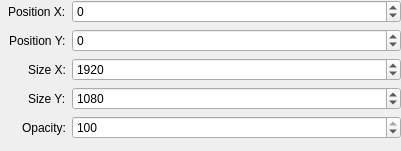
Above: ui/rect.ui from chocolateimage/kdenlive_ease_generator before the change. Below: the same form after it.
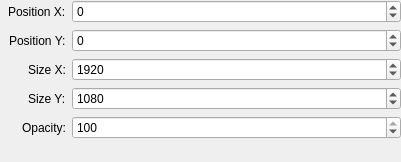
That is the form after the change.

Diff of the .ui file:
```diff
--- a/ui/rect.ui
+++ b/ui/rect.ui
@@ -7,7 +7,7 @@
     <x>0</x>
     <y>0</y>
     <width>401</width>
-    <height>151</height>
+    <height>162</height>
    </rect>
   </property>
   <layout class="QFormLayout" name="rectLayout">
```
Left out of the diff: 30 changed lines with no effect on the pictures.
